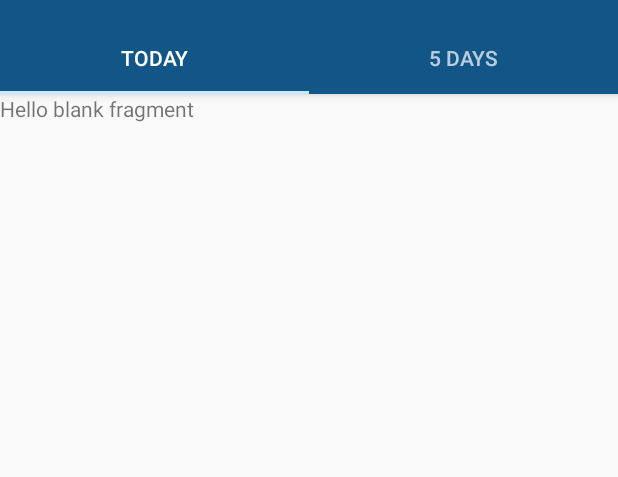
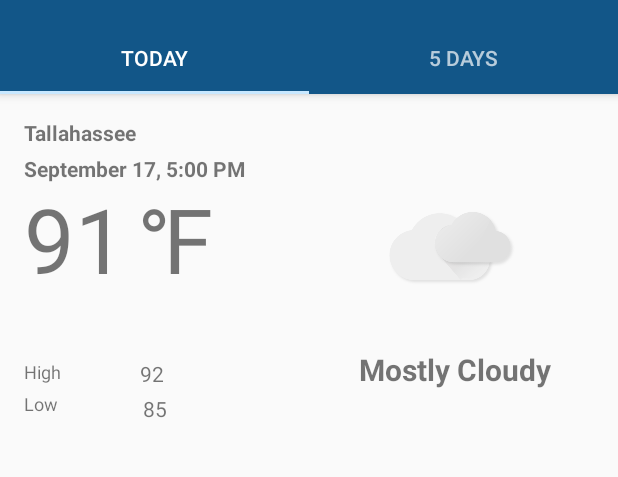
Before and after one commit to Randall16/CEN4020_Weather_App, an Android app: the screen it shows after launch (MainActivity), on a phone screen of 412 x 824 dp, the part 62-539 px from its top. Run offline under Robolectric (Android 15) with nearby library versions, the phone set to English and light mode, and no system bars.

Commit message:
current weather forecast layout, still need to find background images

```diff
--- /dev/null
+++ b/app/src/main/java/edu/fsu/mobile/cs/WeatherApp/CurrentForecastItems.java
@@ -0,0 +1,44 @@
+package edu.fsu.mobile.cs.WeatherApp;
+
+public class CurrentForecastItems {
+
+    private int WeatherIcon;
+    private String Date;
+    private String WeatherDescription;
+    private String HighTemp;
+    private String LowTemp;
+    private String City;
+
+    public CurrentForecastItems(int weatherIcon, String date, String weatherDescription, String highTemp, String lowTemp, String city) {
+        WeatherIcon = weatherIcon;
+        Date = date;
+        WeatherDescription = weatherDescription;
+        HighTemp = highTemp;
+        LowTemp = lowTemp;
+        City = city;
+    }
+
+    public int getWeatherIcon() { return WeatherIcon; }
+
+    public void setWeatherIcon(int weatherIcon) { WeatherIcon = weatherIcon; }
+
+    public String getDate() { return Date; }
+
+    public void setDate(String date) { Date = date; }
+
+    public String getWeatherDescription() { return WeatherDescription; }
+
+    public void setWeatherDescription(String weatherDescription) { WeatherDescription = weatherDescription; }
+
+    public String getHighTemp() { return HighTemp; }
+
+    public void setHighTemp(String highTemp) { HighTemp = highTemp; }
+
+    public String getLowTemp() { return LowTemp; }
+
+    public void setLowTemp(String lowTemp) { LowTemp = lowTemp; }
+
+    public String getCity() { return City; }
+
+    public void setCity(String city) { City = city; }
+}
--- a/app/src/main/res/layout/fragment_current_forecast.xml
+++ b/app/src/main/res/layout/fragment_current_forecast.xml
@@ -1,14 +1,134 @@
 <?xml version="1.0" encoding="utf-8"?>
 <android.support.constraint.ConstraintLayout xmlns:android="http://schemas.android.com/apk/res/android"
+    xmlns:app="http://schemas.android.com/apk/res-auto"
     xmlns:tools="http://schemas.android.com/tools"
     android:layout_width="match_parent"
     android:layout_height="match_parent"
     tools:context=".CurrentForecastFragment">
 
     <!-- TODO: Update blank fragment layout -->
+    <ImageView
+        android:id="@+id/WeatherIcon"
+        android:layout_width="129dp"
+        android:layout_height="91dp"
+        android:layout_marginTop="56dp"
+        android:layout_marginEnd="48dp"
+        app:layout_constraintEnd_toEndOf="parent"
+        app:layout_constraintTop_toTopOf="parent"
+        app:srcCompat="@drawable/clouds" />
+
     <TextView
-        android:layout_width="match_parent"
-        android:layout_height="match_parent"
-        android:text="@string/hello_blank_fragment" />
+        android:id="@+id/Current_Temp"
+        android:layout_width="wrap_content"
+        android:layout_height="wrap_content"
+        android:layout_marginStart="16dp"
+        android:layout_marginTop="56dp"
+        android:text="91"
+        android:textSize="60dp"
+        app:layout_constraintStart_toStartOf="parent"
+        app:layout_constraintTop_toTopOf="parent" />
 
+    <TextView
+        android:id="@+id/Date"
+        android:layout_width="wrap_content"
+        android:layout_height="wrap_content"
+        android:layout_marginStart="16dp"
+        android:layout_marginTop="40dp"
+        android:text="September 17, 5:00 PM"
+        android:textStyle="bold"
+        app:layout_constraintStart_toStartOf="parent"
+        app:layout_constraintTop_toTopOf="parent" />
+
+    <TextView
+        android:id="@+id/current_description"
+        android:layout_width="wrap_content"
+        android:layout_height="wrap_content"
+        android:layout_marginStart="8dp"
+        android:layout_marginTop="16dp"
+        android:layout_marginEnd="8dp"
+        android:layout_marginBottom="8dp"
+        android:text="Mostly Cloudy"
+        android:textSize="20dp"
+        android:textStyle="bold"
+        app:layout_constraintBottom_toBottomOf="parent"
+        app:layout_constraintEnd_toEndOf="parent"
+        app:layout_constraintHorizontal_bias="0.862"
+        app:layout_constraintStart_toStartOf="parent"
+        app:layout_constraintTop_toBottomOf="@+id/WeatherIcon"
+        app:layout_constraintVertical_bias="0.013"
+        tools:ignore="MissingConstraints" />
+
+    <TextView
+        android:id="@+id/high"
+        android:layout_width="37dp"
+        android:layout_height="17dp"
+
+        android:layout_marginStart="16dp"
+        android:layout_marginTop="40dp"
+        android:text="High "
+        android:textSize="12dp"
+        app:layout_constraintStart_toStartOf="parent"
+        app:layout_constraintTop_toBottomOf="@+id/Current_Temp" />
+
+    <TextView
+        android:id="@+id/low"
+        android:layout_width="51dp"
+        android:layout_height="21dp"
+        android:layout_marginStart="16dp"
+        android:layout_marginTop="4dp"
+        android:text="Low "
+        android:textSize="12dp"
+        app:layout_constraintStart_toStartOf="parent"
+        app:layout_constraintTop_toBottomOf="@+id/high"
+        tools:ignore="MissingConstraints" />
+
+    <TextView
+        android:id="@+id/textView"
+        android:layout_width="wrap_content"
+        android:layout_height="19dp"
+        android:layout_marginStart="16dp"
+        android:layout_marginTop="16dp"
+        android:text="Tallahassee"
+        android:textStyle="bold"
+        app:layout_constraintStart_toStartOf="parent"
+        app:layout_constraintTop_toTopOf="parent" />
+
+    <TextView
+        android:id="@+id/textView2"
+        android:layout_width="wrap_content"
+        android:layout_height="wrap_content"
+        android:layout_marginStart="8dp"
+        android:layout_marginTop="56dp"
+        android:layout_marginEnd="8dp"
+        android:text="\u2109"
+        android:textSize="60dp"
+        app:layout_constraintEnd_toEndOf="parent"
+        app:layout_constraintHorizontal_bias="0.008"
+        app:layout_constraintStart_toEndOf="@+id/Current_Temp"
+        app:layout_constraintTop_toTopOf="parent" />
+
+    <TextView
+        android:id="@+id/high_temp"
+        android:layout_width="wrap_content"
+        android:layout_height="wrap_content"
+        android:layout_marginStart="40dp"
+        android:layout_marginTop="40dp"
+        android:layout_marginEnd="8dp"
+        android:text="92"
+        app:layout_constraintEnd_toEndOf="parent"
+        app:layout_constraintHorizontal_bias="0.0"
+        app:layout_constraintStart_toEndOf="@+id/high"
+        app:layout_constraintTop_toBottomOf="@+id/textView2" />
+
+    <TextView
+        android:id="@+id/low_temp"
+        android:layout_width="wrap_content"
+        android:layout_height="wrap_content"
+        android:layout_marginTop="4dp"
+        android:layout_marginEnd="8dp"
+        android:text="85"
+        app:layout_constraintEnd_toEndOf="parent"
+        app:layout_constraintHorizontal_bias="0.088"
+        app:layout_constraintStart_toEndOf="@+id/low"
+        app:layout_constraintTop_toBottomOf="@+id/high_temp" />
 </android.support.constraint.ConstraintLayout>
```
